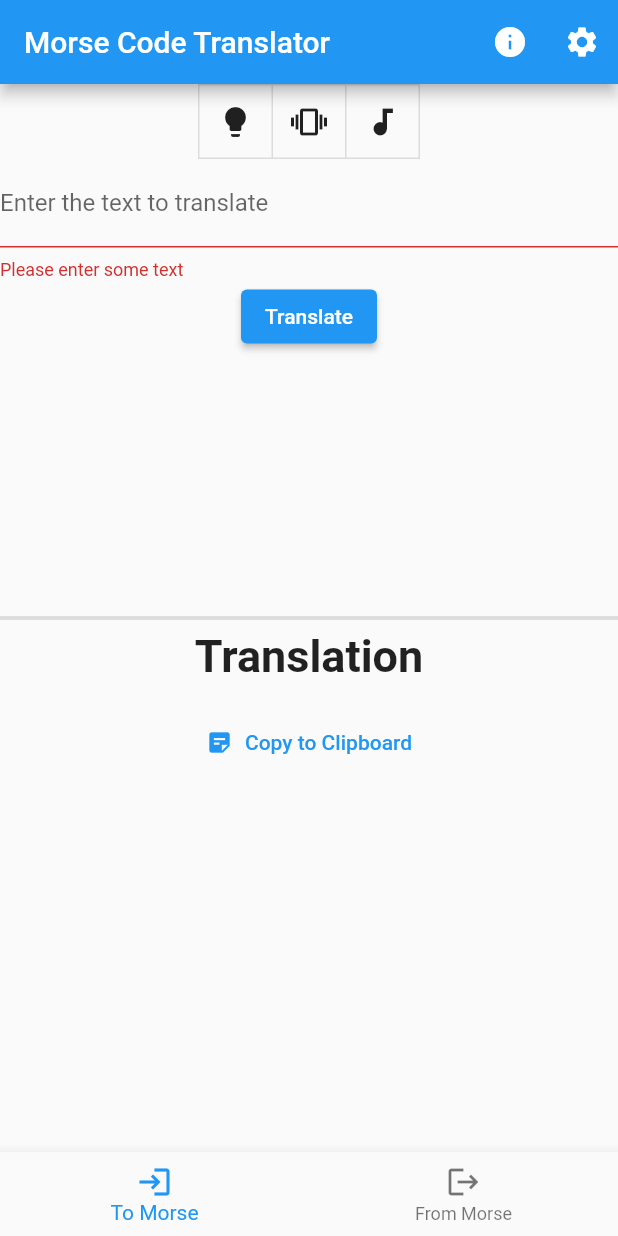
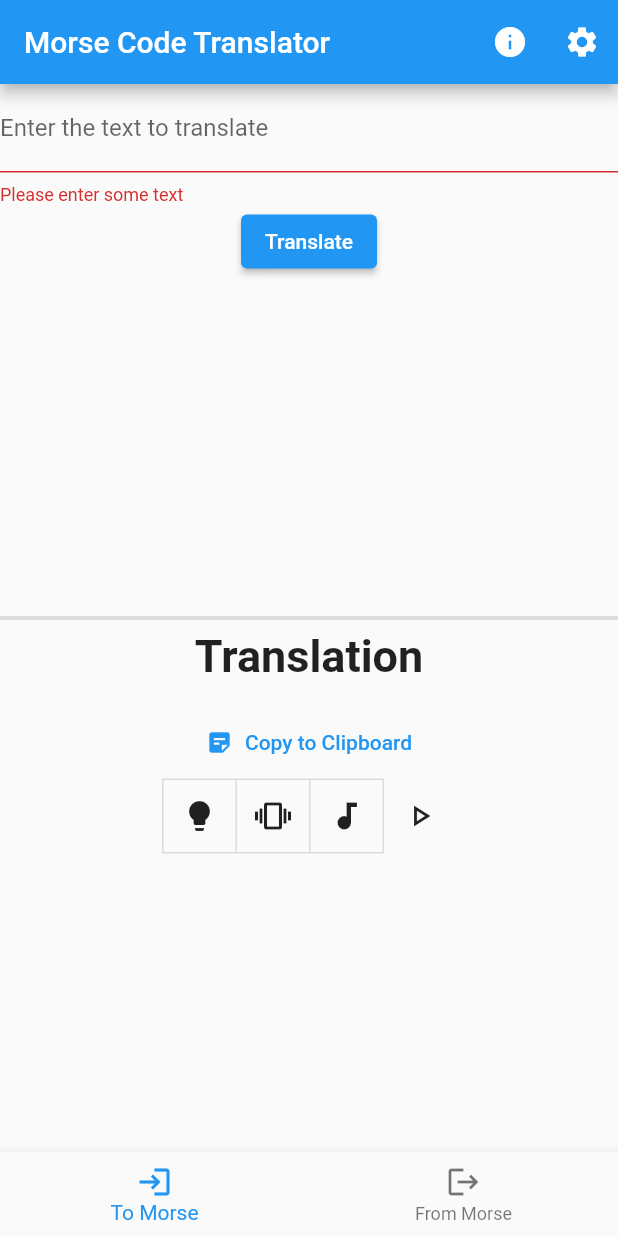
Before and after one commit to HubbleCommand/morse_code_translator, a Flutter app: the screen it shows after launch, after a tap on "Translate", on a phone screen of 412 x 824 dp. Run offline on Flutter 3.47's test engine with Material 2 defaults, Android fonts, the phone set to English and light mode, and no system bars; our stand-ins replace vibration; missing offline and left inert: flashlight, soundpool, wave_generator.

Commit message:
TranslateTo better interface & error checking

```diff
--- a/lib/widgets/translate_to.dart
+++ b/lib/widgets/translate_to.dart
@@ -3,7 +3,7 @@ import 'package:flutter/material.dart';
 import 'package:morse_code_translator/controllers/translator.dart';
 import 'package:morse_code_translator/models/alphabet.dart';
 import 'package:flutter/services.dart';
-import 'package:morse_code_translator/controllers/haptic_player.dart';
+import 'package:morse_code_translator/controllers/audiovisual_player.dart';
 
 class TranslateToMorsePage extends StatefulWidget {
   TranslateToMorsePage({Key key}) : super(key: key);
@@ -23,30 +23,15 @@ class _TranslateToMorsePageState extends State<TranslateToMorsePage> {
   @override
   Widget build(BuildContext context) {
     print(isSelected);
+    print('Translated text: $_textTranslated');
     return Column(
       children: [
         Expanded(
           flex: 5,
-          child: Align(
-            alignment: Alignment.topCenter,
-            child:
-              Form(
+          child: Form(
             key: _formKey,
             child: Column(
               children: <Widget>[
-                      ToggleButtons(
-                        children: <Widget>[
-                          Icon(Icons.lightbulb),
-                          Icon(Icons.vibration),
-                          Icon(Icons.audiotrack),
-                        ],
-                        onPressed: (int index) {
-                          setState(() {
-                            isSelected[index] = !isSelected[index];
-                          });
-                        },
-                        isSelected: isSelected,
-                      ),
                 TextFormField(
                   decoration: InputDecoration(
                       labelText: 'Enter the text to translate'
@@ -56,7 +41,7 @@ class _TranslateToMorsePageState extends State<TranslateToMorsePage> {
                     if (value.isEmpty) {
                       return 'Please enter some text';
                     }
-                          return null;
+                    return null;  //MUST RETURN NULL
                   },
                   //onFieldSubmitted: (String value){_title=value;},
                   onSaved: (value) {
@@ -67,45 +52,27 @@ class _TranslateToMorsePageState extends State<TranslateToMorsePage> {
                 ),
                 ElevatedButton(
                   onPressed: () {
-                          // Validate returns true if the form is valid, otherwise false.
-                          if (_formKey.currentState.validate()) {
+                    if (_formKey.currentState.validate()) { // Validate returns true if the form is valid, otherwise false.
                       _formKey.currentState.save();
 
+                      try{
                         setState(() {
                           var translated = Translator.translateToMorse(_textToTranslate, AlphabetITU());
                           print('Translated: $translated');
                           _textTranslated = translated;
                           print(isSelected);
                         });
-
-                            HapticPlayer hapticPlayer = new HapticPlayer();
-
-                            if(isSelected[0]){
-                              print('Turning on light...');
-                              hapticPlayer.addPlayer(new HapticPlayerLightDecorator());
-                            }
-
-                            if(isSelected[1]){
-                              print('Turning on vibrations...');
-                              hapticPlayer.addPlayer(new HapticPlayerVibrateDecorator());
-                            }
-
-                            if(isSelected[2]){
-                              print('Turning on audio...');
-                              hapticPlayer.addPlayer(new HapticPlayerAudioDecorator());
-                            }
-
-                            //await compute(hapticPlayer.playText, _textTranslated);
-                            //compute(hapticPlayer.playText, _textTranslated);
-                            if(hapticPlayer.players.isNotEmpty){  //If there are players, play
-                              hapticPlayer.playText(_textTranslated);
+                      } on TranslationError {
+                        setState(() {
+                          _textTranslated = '';
+                          print('Could not translate...');
+                        });
                       }
                     }
                   },
                   child: Text('Translate'),
                 ),
               ]
-                ),
             ),
           ),
         ),
@@ -134,7 +101,53 @@ class _TranslateToMorsePageState extends State<TranslateToMorsePage> {
                   },
                   icon: Icon(Icons.sticky_note_2, size: 18),
                   label: Text("Copy to Clipboard"),
-                )
+                ),
+                Row(
+                  mainAxisAlignment: MainAxisAlignment.center,
+                  children: [
+                    ToggleButtons(
+                      children: <Widget>[
+                        Icon(Icons.lightbulb),
+                        Icon(Icons.vibration),
+                        Icon(Icons.audiotrack),
+                      ],
+                      onPressed: (int index) {
+                        setState(() {
+                          isSelected[index] = !isSelected[index];
+                        });
+                      },
+                      isSelected: isSelected,
+                    ),
+                    IconButton(
+                      onPressed: () {
+                        print('Preparing to play morse with string: $_textTranslated');
+                        AudioVisualPlayer audioVisualPlayer = new AudioVisualPlayer();
+
+                        if(isSelected[0]){
+                          print('Turning on light...');
+                          audioVisualPlayer.addPlayer(new AudioVisualPlayerLightDecorator());
+                        }
+
+                        if(isSelected[1]){
+                          print('Turning on vibrations...');
+                          audioVisualPlayer.addPlayer(new AudioVisualPlayerVibrateDecorator());
+                        }
+
+                        if(isSelected[2]){
+                          print('Turning on audio...');
+                          audioVisualPlayer.addPlayer(new AudioVisualPlayerAudioDecorator());
+                        }
+
+                        //await compute(audioVisualPlayer.playText, _textTranslated);
+                        //compute(audioVisualPlayer.playText, _textTranslated);
+                        if(audioVisualPlayer.players.isNotEmpty){  //If there are players, play
+                          audioVisualPlayer.playText(_textTranslated);
+                        }
+                      },
+                      icon: Icon(Icons.play_arrow_outlined),
+                    ),
+                  ],
+                ),
               ],
             )
           ),
```
Lines whose indentation alone changed are shown as unchanged.
